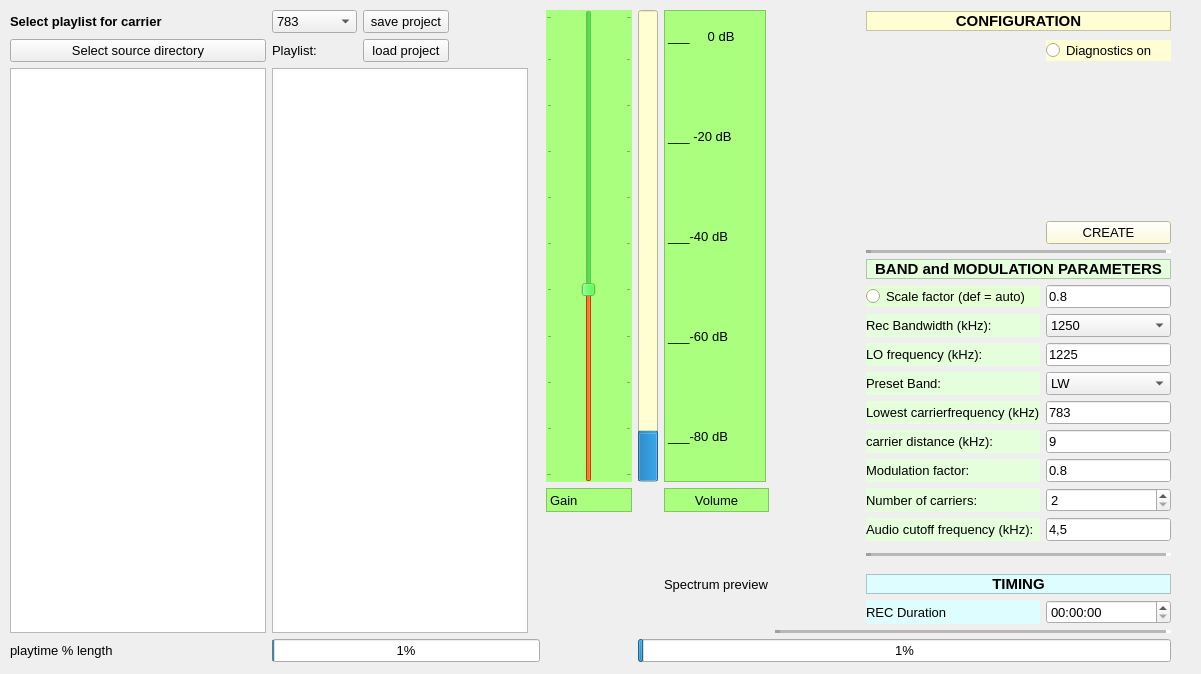
This is sources/synthesizer/ressources/synthesizer_widget.ui in schaten/COHIWizard as Qt 5 draws it before an edit. The edited form follows.
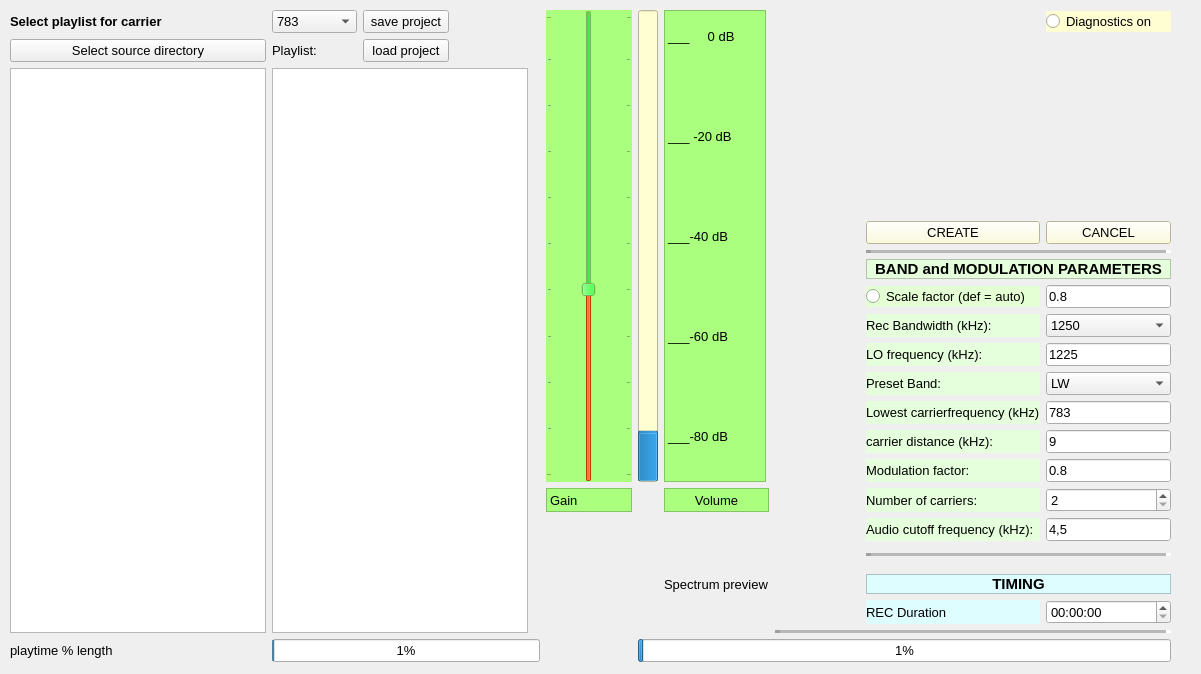
This is the edited form.

Commit message: synthesizer modulator implemented as Thread, progressbar, some cleanup

```diff
--- a/sources/synthesizer/ressources/synthesizer_widget.ui
+++ b/sources/synthesizer/ressources/synthesizer_widget.ui
@@ -2778,162 +2778,6 @@
       </item>
      </widget>
     </item>
-    <item row="0" column="8" colspan="2">
-     <widget class="QLabel" name="label_CFG">
-      <property name="sizePolicy">
-       <sizepolicy hsizetype="Preferred" vsizetype="Fixed">
-        <horstretch>0</horstretch>
-        <verstretch>0</verstretch>
-       </sizepolicy>
-      </property>
-      <property name="minimumSize">
-       <size>
-        <width>0</width>
-        <height>0</height>
-       </size>
-      </property>
-      <property name="palette">
-       <palette>
-        <active>
-         <colorrole role="Button">
-          <brush brushstyle="SolidPattern">
-           <color alpha="255">
-            <red>255</red>
-            <green>254</green>
-            <blue>210</blue>
-           </color>
-          </brush>
-         </colorrole>
-         <colorrole role="Base">
-          <brush brushstyle="SolidPattern">
-           <color alpha="255">
-            <red>255</red>
-            <green>255</green>
-            <blue>255</blue>
-           </color>
-          </brush>
-         </colorrole>
-         <colorrole role="Window">
-          <brush brushstyle="SolidPattern">
-           <color alpha="255">
-            <red>255</red>
-            <green>254</green>
-            <blue>210</blue>
-           </color>
-          </brush>
-         </colorrole>
-         <colorrole role="ToolTipBase">
-          <brush brushstyle="SolidPattern">
-           <color alpha="255">
-            <red>255</red>
-            <green>254</green>
-            <blue>210</blue>
-           </color>
-          </brush>
-         </colorrole>
-        </active>
-        <inactive>
-         <colorrole role="Button">
-          <brush brushstyle="SolidPattern">
-           <color alpha="255">
-            <red>255</red>
-            <green>254</green>
-            <blue>210</blue>
-           </color>
-          </brush>
-         </colorrole>
-         <colorrole role="Base">
-          <brush brushstyle="SolidPattern">
-           <color alpha="255">
-            <red>255</red>
-            <green>255</green>
-            <blue>255</blue>
-           </color>
-          </brush>
-         </colorrole>
-         <colorrole role="Window">
-          <brush brushstyle="SolidPattern">
-           <color alpha="255">
-            <red>255</red>
-            <green>254</green>
-            <blue>210</blue>
-           </color>
-          </brush>
-         </colorrole>
-         <colorrole role="ToolTipBase">
-          <brush brushstyle="SolidPattern">
-           <color alpha="255">
-            <red>255</red>
-            <green>254</green>
-            <blue>210</blue>
-           </color>
-          </brush>
-         </colorrole>
-        </inactive>
-        <disabled>
-         <colorrole role="Button">
-          <brush brushstyle="SolidPattern">
-           <color alpha="255">
-            <red>255</red>
-            <green>254</green>
-            <blue>210</blue>
-           </color>
-          </brush>
-         </colorrole>
-         <colorrole role="Base">
-          <brush brushstyle="SolidPattern">
-           <color alpha="255">
-            <red>255</red>
-            <green>254</green>
-            <blue>210</blue>
-           </color>
-          </brush>
-         </colorrole>
-         <colorrole role="Window">
-          <brush brushstyle="SolidPattern">
-           <color alpha="255">
-            <red>255</red>
-            <green>254</green>
-            <blue>210</blue>
-           </color>
-          </brush>
-         </colorrole>
-         <colorrole role="ToolTipBase">
-          <brush brushstyle="SolidPattern">
-           <color alpha="255">
-            <red>255</red>
-            <green>254</green>
-            <blue>210</blue>
-           </color>
-          </brush>
-         </colorrole>
-        </disabled>
-       </palette>
-      </property>
-      <property name="font">
-       <font>
-        <pointsize>11</pointsize>
-        <weight>75</weight>
-        <bold>true</bold>
-       </font>
-      </property>
-      <property name="toolTip">
-       <string>&lt;html&gt;&lt;head/&gt;&lt;body&gt;&lt;p&gt;Width of the band to be recorded, Sampling rate&lt;/p&gt;&lt;/body&gt;&lt;/html&gt;</string>
-      </property>
-      <property name="autoFillBackground">
-       <bool>true</bool>
-      </property>
-      <property name="frameShape">
-       <enum>QFrame::StyledPanel</enum>
-      </property>
-      <property name="text">
-       <string>CONFIGURATION</string>
-      </property>
-      <property name="alignment">
-       <set>Qt::AlignCenter</set>
-      </property>
-     </widget>
-    </item>
     <item row="4" column="8" colspan="2">
      <widget class="Line" name="line_2">
       <property name="font">
@@ -3385,7 +3229,579 @@
       </property>
      </widget>
     </item>
-    <item row="1" column="9">
+    <item row="3" column="8">
+     <widget class="QPushButton" name="synthesizer_pushbutton_create">
+      <property name="sizePolicy">
+       <sizepolicy hsizetype="Minimum" vsizetype="Fixed">
+        <horstretch>0</horstretch>
+        <verstretch>0</verstretch>
+       </sizepolicy>
+      </property>
+      <property name="palette">
+       <palette>
+        <active>
+         <colorrole role="Button">
+          <brush brushstyle="SolidPattern">
+           <color alpha="255">
+            <red>255</red>
+            <green>254</green>
+            <blue>210</blue>
+           </color>
+          </brush>
+         </colorrole>
+         <colorrole role="Light">
+          <brush brushstyle="SolidPattern">
+           <color alpha="255">
+            <red>255</red>
+            <green>254</green>
+            <blue>210</blue>
+           </color>
+          </brush>
+         </colorrole>
+         <colorrole role="Midlight">
+          <brush brushstyle="SolidPattern">
+           <color alpha="255">
+            <red>255</red>
+            <green>254</green>
+            <blue>210</blue>
+           </color>
+          </brush>
+         </colorrole>
+         <colorrole role="Dark">
+          <brush brushstyle="SolidPattern">
+           <color alpha="255">
+            <red>255</red>
+            <green>254</green>
+            <blue>210</blue>
+           </color>
+          </brush>
+         </colorrole>
+         <colorrole role="Mid">
+          <brush brushstyle="SolidPattern">
+           <color alpha="255">
+            <red>255</red>
+            <green>254</green>
+            <blue>210</blue>
+           </color>
+          </brush>
+         </colorrole>
+         <colorrole role="Base">
+          <brush brushstyle="SolidPattern">
+           <color alpha="255">
+            <red>255</red>
+            <green>254</green>
+            <blue>210</blue>
+           </color>
+          </brush>
+         </colorrole>
+         <colorrole role="Window">
+          <brush brushstyle="SolidPattern">
+           <color alpha="255">
+            <red>255</red>
+            <green>254</green>
+            <blue>210</blue>
+           </color>
+          </brush>
+         </colorrole>
+         <colorrole role="Shadow">
+          <brush brushstyle="SolidPattern">
+           <color alpha="255">
+            <red>255</red>
+            <green>254</green>
+            <blue>210</blue>
+           </color>
+          </brush>
+         </colorrole>
+         <colorrole role="AlternateBase">
+          <brush brushstyle="SolidPattern">
+           <color alpha="255">
+            <red>255</red>
+            <green>254</green>
+            <blue>210</blue>
+           </color>
+          </brush>
+         </colorrole>
+        </active>
+        <inactive>
+         <colorrole role="Button">
+          <brush brushstyle="SolidPattern">
+           <color alpha="255">
+            <red>255</red>
+            <green>254</green>
+            <blue>210</blue>
+           </color>
+          </brush>
+         </colorrole>
+         <colorrole role="Light">
+          <brush brushstyle="SolidPattern">
+           <color alpha="255">
+            <red>255</red>
+            <green>254</green>
+            <blue>210</blue>
+           </color>
+          </brush>
+         </colorrole>
+         <colorrole role="Midlight">
+          <brush brushstyle="SolidPattern">
+           <color alpha="255">
+            <red>255</red>
+            <green>254</green>
+            <blue>210</blue>
+           </color>
+          </brush>
+         </colorrole>
+         <colorrole role="Dark">
+          <brush brushstyle="SolidPattern">
+           <color alpha="255">
+            <red>255</red>
+            <green>254</green>
+            <blue>210</blue>
+           </color>
+          </brush>
+         </colorrole>
+         <colorrole role="Mid">
+          <brush brushstyle="SolidPattern">
+           <color alpha="255">
+            <red>255</red>
+            <green>254</green>
+            <blue>210</blue>
+           </color>
+          </brush>
+         </colorrole>
+         <colorrole role="Base">
+          <brush brushstyle="SolidPattern">
+           <color alpha="255">
+            <red>255</red>
+            <green>255</green>
+            <blue>255</blue>
+           </color>
+          </brush>
+         </colorrole>
+         <colorrole role="Window">
+          <brush brushstyle="SolidPattern">
+           <color alpha="255">
+            <red>255</red>
+            <green>254</green>
+            <blue>210</blue>
+           </color>
+          </brush>
+         </colorrole>
+         <colorrole role="Shadow">
+          <brush brushstyle="SolidPattern">
+           <color alpha="255">
+            <red>255</red>
+            <green>254</green>
+            <blue>210</blue>
+           </color>
+          </brush>
+         </colorrole>
+         <colorrole role="AlternateBase">
+          <brush brushstyle="SolidPattern">
+           <color alpha="255">
+            <red>255</red>
+            <green>254</green>
+            <blue>210</blue>
+           </color>
+          </brush>
+         </colorrole>
+        </inactive>
+        <disabled>
+         <colorrole role="Button">
+          <brush brushstyle="SolidPattern">
+           <color alpha="255">
+            <red>255</red>
+            <green>254</green>
+            <blue>210</blue>
+           </color>
+          </brush>
+         </colorrole>
+         <colorrole role="Light">
+          <brush brushstyle="SolidPattern">
+           <color alpha="255">
+            <red>255</red>
+            <green>254</green>
+            <blue>210</blue>
+           </color>
+          </brush>
+         </colorrole>
+         <colorrole role="Midlight">
+          <brush brushstyle="SolidPattern">
+           <color alpha="255">
+            <red>255</red>
+            <green>254</green>
+            <blue>210</blue>
+           </color>
+          </brush>
+         </colorrole>
+         <colorrole role="Dark">
+          <brush brushstyle="SolidPattern">
+           <color alpha="255">
+            <red>160</red>
+            <green>160</green>
+            <blue>160</blue>
+           </color>
+          </brush>
+         </colorrole>
+         <colorrole role="Mid">
+          <brush brushstyle="SolidPattern">
+           <color alpha="255">
+            <red>160</red>
+            <green>160</green>
+            <blue>160</blue>
+           </color>
+          </brush>
+         </colorrole>
+         <colorrole role="Base">
+          <brush brushstyle="SolidPattern">
+           <color alpha="255">
+            <red>255</red>
+            <green>254</green>
+            <blue>210</blue>
+           </color>
+          </brush>
+         </colorrole>
+         <colorrole role="Window">
+          <brush brushstyle="SolidPattern">
+           <color alpha="255">
+            <red>255</red>
+            <green>254</green>
+            <blue>210</blue>
+           </color>
+          </brush>
+         </colorrole>
+         <colorrole role="Shadow">
+          <brush brushstyle="SolidPattern">
+           <color alpha="255">
+            <red>0</red>
+            <green>0</green>
+            <blue>0</blue>
+           </color>
+          </brush>
+         </colorrole>
+         <colorrole role="AlternateBase">
+          <brush brushstyle="SolidPattern">
+           <color alpha="255">
+            <red>246</red>
+            <green>246</green>
+            <blue>246</blue>
+           </color>
+          </brush>
+         </colorrole>
+        </disabled>
+       </palette>
+      </property>
+      <property name="font">
+       <font>
+        <pointsize>10</pointsize>
+       </font>
+      </property>
+      <property name="toolTip">
+       <string>Set path for recorded files</string>
+      </property>
+      <property name="autoFillBackground">
+       <bool>true</bool>
+      </property>
+      <property name="text">
+       <string>CREATE</string>
+      </property>
+      <property name="autoDefault">
+       <bool>false</bool>
+      </property>
+      <property name="default">
+       <bool>false</bool>
+      </property>
+      <property name="flat">
+       <bool>false</bool>
+      </property>
+     </widget>
+    </item>
+    <item row="3" column="9">
+     <widget class="QPushButton" name="synthesizer_pushbutton_cancel">
+      <property name="sizePolicy">
+       <sizepolicy hsizetype="Minimum" vsizetype="Fixed">
+        <horstretch>0</horstretch>
+        <verstretch>0</verstretch>
+       </sizepolicy>
+      </property>
+      <property name="palette">
+       <palette>
+        <active>
+         <colorrole role="Button">
+          <brush brushstyle="SolidPattern">
+           <color alpha="255">
+            <red>255</red>
+            <green>254</green>
+            <blue>210</blue>
+           </color>
+          </brush>
+         </colorrole>
+         <colorrole role="Light">
+          <brush brushstyle="SolidPattern">
+           <color alpha="255">
+            <red>255</red>
+            <green>254</green>
+            <blue>210</blue>
+           </color>
+          </brush>
+         </colorrole>
+         <colorrole role="Midlight">
+          <brush brushstyle="SolidPattern">
+           <color alpha="255">
+            <red>255</red>
+            <green>254</green>
+            <blue>210</blue>
+           </color>
+          </brush>
+         </colorrole>
+         <colorrole role="Dark">
+          <brush brushstyle="SolidPattern">
+           <color alpha="255">
+            <red>255</red>
+            <green>254</green>
+            <blue>210</blue>
+           </color>
+          </brush>
+         </colorrole>
+         <colorrole role="Mid">
+          <brush brushstyle="SolidPattern">
+           <color alpha="255">
+            <red>255</red>
+            <green>254</green>
+            <blue>210</blue>
+           </color>
+          </brush>
+         </colorrole>
+         <colorrole role="Base">
+          <brush brushstyle="SolidPattern">
+           <color alpha="255">
+            <red>255</red>
+            <green>254</green>
+            <blue>210</blue>
+           </color>
+          </brush>
+         </colorrole>
+         <colorrole role="Window">
+          <brush brushstyle="SolidPattern">
+           <color alpha="255">
+            <red>255</red>
+            <green>254</green>
+            <blue>210</blue>
+           </color>
+          </brush>
+         </colorrole>
+         <colorrole role="Shadow">
+          <brush brushstyle="SolidPattern">
+           <color alpha="255">
+            <red>255</red>
+            <green>254</green>
+            <blue>210</blue>
+           </color>
+          </brush>
+         </colorrole>
+         <colorrole role="AlternateBase">
+          <brush brushstyle="SolidPattern">
+           <color alpha="255">
+            <red>255</red>
+            <green>254</green>
+            <blue>210</blue>
+           </color>
+          </brush>
+         </colorrole>
+        </active>
+        <inactive>
+         <colorrole role="Button">
+          <brush brushstyle="SolidPattern">
+           <color alpha="255">
+            <red>255</red>
+            <green>254</green>
+            <blue>210</blue>
+           </color>
+          </brush>
+         </colorrole>
+         <colorrole role="Light">
+          <brush brushstyle="SolidPattern">
+           <color alpha="255">
+            <red>255</red>
+            <green>254</green>
+            <blue>210</blue>
+           </color>
+          </brush>
+         </colorrole>
+         <colorrole role="Midlight">
+          <brush brushstyle="SolidPattern">
+           <color alpha="255">
+            <red>255</red>
+            <green>254</green>
+            <blue>210</blue>
+           </color>
+          </brush>
+         </colorrole>
+         <colorrole role="Dark">
+          <brush brushstyle="SolidPattern">
+           <color alpha="255">
+            <red>255</red>
+            <green>254</green>
+            <blue>210</blue>
+           </color>
+          </brush>
+         </colorrole>
+         <colorrole role="Mid">
+          <brush brushstyle="SolidPattern">
+           <color alpha="255">
+            <red>255</red>
+            <green>254</green>
+            <blue>210</blue>
+           </color>
+          </brush>
+         </colorrole>
+         <colorrole role="Base">
+          <brush brushstyle="SolidPattern">
+           <color alpha="255">
+            <red>255</red>
+            <green>255</green>
+            <blue>255</blue>
+           </color>
+          </brush>
+         </colorrole>
+         <colorrole role="Window">
+          <brush brushstyle="SolidPattern">
+           <color alpha="255">
+            <red>255</red>
+            <green>254</green>
+            <blue>210</blue>
+           </color>
+          </brush>
+         </colorrole>
+         <colorrole role="Shadow">
+          <brush brushstyle="SolidPattern">
+           <color alpha="255">
+            <red>255</red>
+            <green>254</green>
+            <blue>210</blue>
+           </color>
+          </brush>
+         </colorrole>
+         <colorrole role="AlternateBase">
+          <brush brushstyle="SolidPattern">
+           <color alpha="255">
+            <red>255</red>
+            <green>254</green>
+            <blue>210</blue>
+           </color>
+          </brush>
+         </colorrole>
+        </inactive>
+        <disabled>
+         <colorrole role="Button">
+          <brush brushstyle="SolidPattern">
+           <color alpha="255">
+            <red>255</red>
+            <green>254</green>
+            <blue>210</blue>
+           </color>
+          </brush>
+         </colorrole>
+         <colorrole role="Light">
+          <brush brushstyle="SolidPattern">
+           <color alpha="255">
+            <red>255</red>
+            <green>254</green>
+            <blue>210</blue>
+           </color>
+          </brush>
+         </colorrole>
+         <colorrole role="Midlight">
+          <brush brushstyle="SolidPattern">
+           <color alpha="255">
+            <red>255</red>
+            <green>254</green>
+            <blue>210</blue>
+           </color>
+          </brush>
+         </colorrole>
+         <colorrole role="Dark">
+          <brush brushstyle="SolidPattern">
+           <color alpha="255">
+            <red>160</red>
+            <green>160</green>
+            <blue>160</blue>
+           </color>
+          </brush>
+         </colorrole>
+         <colorrole role="Mid">
+          <brush brushstyle="SolidPattern">
+           <color alpha="255">
+            <red>160</red>
+            <green>160</green>
+            <blue>160</blue>
+           </color>
+          </brush>
+         </colorrole>
+         <colorrole role="Base">
+          <brush brushstyle="SolidPattern">
+           <color alpha="255">
+            <red>255</red>
+            <green>254</green>
+            <blue>210</blue>
+           </color>
+          </brush>
+         </colorrole>
+         <colorrole role="Window">
+          <brush brushstyle="SolidPattern">
+           <color alpha="255">
+            <red>255</red>
+            <green>254</green>
+            <blue>210</blue>
+           </color>
+          </brush>
+         </colorrole>
+         <colorrole role="Shadow">
+          <brush brushstyle="SolidPattern">
+           <color alpha="255">
+            <red>0</red>
+            <green>0</green>
+            <blue>0</blue>
+           </color>
+          </brush>
+         </colorrole>
+         <colorrole role="AlternateBase">
+          <brush brushstyle="SolidPattern">
+           <color alpha="255">
+            <red>246</red>
+            <green>246</green>
+            <blue>246</blue>
+           </color>
+          </brush>
+         </colorrole>
+        </disabled>
+       </palette>
+      </property>
+      <property name="font">
+       <font>
+        <pointsize>10</pointsize>
+       </font>
+      </property>
+      <property name="toolTip">
+       <string>Set path for recorded files</string>
+      </property>
+      <property name="autoFillBackground">
+       <bool>true</bool>
+      </property>
+      <property name="text">
+       <string>CANCEL</string>
+      </property>
+      <property name="autoDefault">
+       <bool>false</bool>
+      </property>
+      <property name="default">
+       <bool>false</bool>
+      </property>
+      <property name="flat">
+       <bool>false</bool>
+      </property>
+     </widget>
+    </item>
+    <item row="0" column="9">
      <widget class="QRadioButton" name="synthesizer_radioBut_diagnosticmode">
       <property name="palette">
        <palette>
@@ -3548,292 +3964,6 @@
       </property>
      </widget>
     </item>
-    <item row="3" column="9">
-     <widget class="QPushButton" name="synthesizer_pushbutton_create">
-      <property name="sizePolicy">
-       <sizepolicy hsizetype="Minimum" vsizetype="Fixed">
-        <horstretch>0</horstretch>
-        <verstretch>0</verstretch>
-       </sizepolicy>
-      </property>
-      <property name="palette">
-       <palette>
-        <active>
-         <colorrole role="Button">
-          <brush brushstyle="SolidPattern">
-           <color alpha="255">
-            <red>255</red>
-            <green>254</green>
-            <blue>210</blue>
-           </color>
-          </brush>
-         </colorrole>
-         <colorrole role="Light">
-          <brush brushstyle="SolidPattern">
-           <color alpha="255">
-            <red>255</red>
-            <green>254</green>
-            <blue>210</blue>
-           </color>
-          </brush>
-         </colorrole>
-         <colorrole role="Midlight">
-          <brush brushstyle="SolidPattern">
-           <color alpha="255">
-            <red>255</red>
-            <green>254</green>
-            <blue>210</blue>
-           </color>
-          </brush>
-         </colorrole>
-         <colorrole role="Dark">
-          <brush brushstyle="SolidPattern">
-           <color alpha="255">
-            <red>255</red>
-            <green>254</green>
-            <blue>210</blue>
-           </color>
-          </brush>
-         </colorrole>
-         <colorrole role="Mid">
-          <brush brushstyle="SolidPattern">
-           <color alpha="255">
-            <red>255</red>
-            <green>254</green>
-            <blue>210</blue>
-           </color>
-          </brush>
-         </colorrole>
-         <colorrole role="Base">
-          <brush brushstyle="SolidPattern">
-           <color alpha="255">
-            <red>255</red>
-            <green>254</green>
-            <blue>210</blue>
-           </color>
-          </brush>
-         </colorrole>
-         <colorrole role="Window">
-          <brush brushstyle="SolidPattern">
-           <color alpha="255">
-            <red>255</red>
-            <green>254</green>
-            <blue>210</blue>
-           </color>
-          </brush>
-         </colorrole>
-         <colorrole role="Shadow">
-          <brush brushstyle="SolidPattern">
-           <color alpha="255">
-            <red>255</red>
-            <green>254</green>
-            <blue>210</blue>
-           </color>
-          </brush>
-         </colorrole>
-         <colorrole role="AlternateBase">
-          <brush brushstyle="SolidPattern">
-           <color alpha="255">
-            <red>255</red>
-            <green>254</green>
-            <blue>210</blue>
-           </color>
-          </brush>
-         </colorrole>
-        </active>
-        <inactive>
-         <colorrole role="Button">
-          <brush brushstyle="SolidPattern">
-           <color alpha="255">
-            <red>255</red>
-            <green>254</green>
-            <blue>210</blue>
-           </color>
-          </brush>
-         </colorrole>
-         <colorrole role="Light">
-          <brush brushstyle="SolidPattern">
-           <color alpha="255">
-            <red>255</red>
-            <green>254</green>
-            <blue>210</blue>
-           </color>
-          </brush>
-         </colorrole>
-         <colorrole role="Midlight">
-          <brush brushstyle="SolidPattern">
-           <color alpha="255">
-            <red>255</red>
-            <green>254</green>
-            <blue>210</blue>
-           </color>
-          </brush>
-         </colorrole>
-         <colorrole role="Dark">
-          <brush brushstyle="SolidPattern">
-           <color alpha="255">
-            <red>255</red>
-            <green>254</green>
-            <blue>210</blue>
-           </color>
-          </brush>
-         </colorrole>
-         <colorrole role="Mid">
-          <brush brushstyle="SolidPattern">
-           <color alpha="255">
-            <red>255</red>
-            <green>254</green>
-            <blue>210</blue>
-           </color>
-          </brush>
-         </colorrole>
-         <colorrole role="Base">
-          <brush brushstyle="SolidPattern">
-           <color alpha="255">
-            <red>255</red>
-            <green>255</green>
-            <blue>255</blue>
-           </color>
-          </brush>
-         </colorrole>
-         <colorrole role="Window">
-          <brush brushstyle="SolidPattern">
-           <color alpha="255">
-            <red>255</red>
-            <green>254</green>
-            <blue>210</blue>
-           </color>
-          </brush>
-         </colorrole>
-         <colorrole role="Shadow">
-          <brush brushstyle="SolidPattern">
-           <color alpha="255">
-            <red>255</red>
-            <green>254</green>
-            <blue>210</blue>
-           </color>
-          </brush>
-         </colorrole>
-         <colorrole role="AlternateBase">
-          <brush brushstyle="SolidPattern">
-           <color alpha="255">
-            <red>255</red>
-            <green>254</green>
-            <blue>210</blue>
-           </color>
-          </brush>
-         </colorrole>
-        </inactive>
-        <disabled>
-         <colorrole role="Button">
-          <brush brushstyle="SolidPattern">
-           <color alpha="255">
-            <red>255</red>
-            <green>254</green>
-            <blue>210</blue>
-           </color>
-          </brush>
-         </colorrole>
-         <colorrole role="Light">
-          <brush brushstyle="SolidPattern">
-           <color alpha="255">
-            <red>255</red>
-            <green>254</green>
-            <blue>210</blue>
-           </color>
-          </brush>
-         </colorrole>
-         <colorrole role="Midlight">
-          <brush brushstyle="SolidPattern">
-           <color alpha="255">
-            <red>255</red>
-            <green>254</green>
-            <blue>210</blue>
-           </color>
-          </brush>
-         </colorrole>
-         <colorrole role="Dark">
-          <brush brushstyle="SolidPattern">
-           <color alpha="255">
-            <red>160</red>
-            <green>160</green>
-            <blue>160</blue>
-           </color>
-          </brush>
-         </colorrole>
-         <colorrole role="Mid">
-          <brush brushstyle="SolidPattern">
-           <color alpha="255">
-            <red>160</red>
-            <green>160</green>
-            <blue>160</blue>
-           </color>
-          </brush>
-         </colorrole>
-         <colorrole role="Base">
-          <brush brushstyle="SolidPattern">
-           <color alpha="255">
-            <red>255</red>
-            <green>254</green>
-            <blue>210</blue>
-           </color>
-          </brush>
-         </colorrole>
-         <colorrole role="Window">
-          <brush brushstyle="SolidPattern">
-           <color alpha="255">
-            <red>255</red>
-            <green>254</green>
-            <blue>210</blue>
-           </color>
-          </brush>
-         </colorrole>
-         <colorrole role="Shadow">
-          <brush brushstyle="SolidPattern">
-           <color alpha="255">
-            <red>0</red>
-            <green>0</green>
-            <blue>0</blue>
-           </color>
-          </brush>
-         </colorrole>
-         <colorrole role="AlternateBase">
-          <brush brushstyle="SolidPattern">
-           <color alpha="255">
-            <red>246</red>
-            <green>246</green>
-            <blue>246</blue>
-           </color>
-          </brush>
-         </colorrole>
-        </disabled>
-       </palette>
-      </property>
-      <property name="font">
-       <font>
-        <pointsize>10</pointsize>
-       </font>
-      </property>
-      <property name="toolTip">
-       <string>Set path for recorded files</string>
-      </property>
-      <property name="autoFillBackground">
-       <bool>true</bool>
-      </property>
-      <property name="text">
-       <string>CREATE</string>
-      </property>
-      <property name="autoDefault">
-       <bool>false</bool>
-      </property>
-      <property name="default">
-       <bool>false</bool>
-      </property>
-      <property name="flat">
-       <bool>false</bool>
-      </property>
-     </widget>
-    </item>
    </layout>
    <zorder>line_4</zorder>
    <zorder>comboBox_targetSR_2</zorder>
```
Left out of the diff: 4 changed lines with no effect on the pictures. The commit also changes 8 other files.
